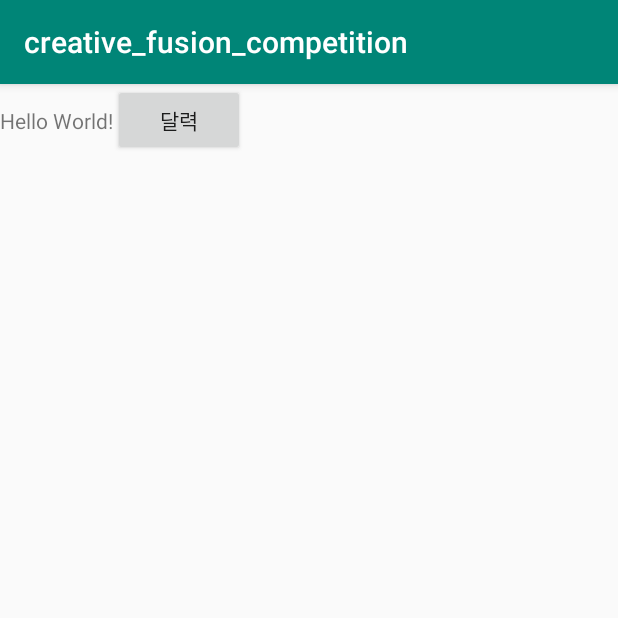
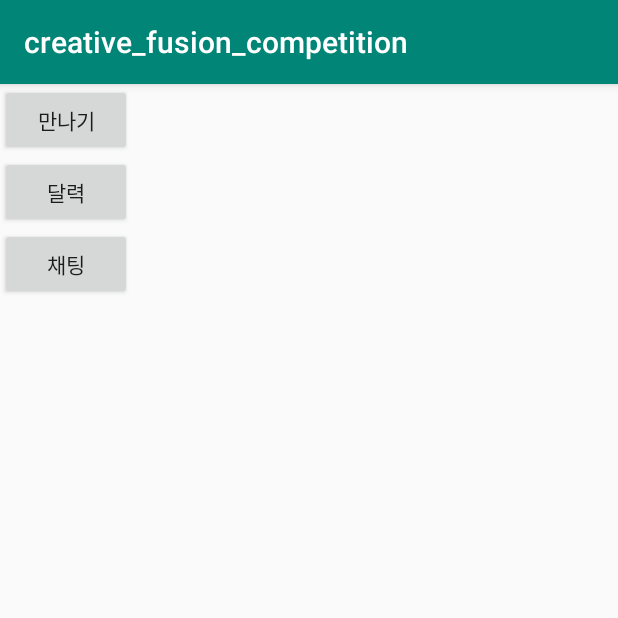
Before and after one commit to SeMin4/creativefusion_competition, an Android app: the screen it shows after launch (MainActivity), on a phone screen of 412 x 824 dp, the top half of it. Run offline under Robolectric (Android 15) with nearby library versions, the light colour scheme and no system bars.

Commit message:
aprroximate_frame

```diff
--- a/app/build.gradle
+++ b/app/build.gradle
@@ -22,7 +22,11 @@ dependencies {
     implementation fileTree(dir: 'libs', include: ['*.jar'])
     implementation 'com.android.support:appcompat-v7:28.0.0'
     implementation 'com.android.support.constraint:constraint-layout:1.1.3'
+    implementation 'com.github.bumptech.glide:glide:3.7.0'
+
+
     testImplementation 'junit:junit:4.12'
     androidTestImplementation 'com.android.support.test:runner:1.0.2'
     androidTestImplementation 'com.android.support.test.espresso:espresso-core:3.0.2'
+
 }
--- a/app/src/main/AndroidManifest.xml
+++ b/app/src/main/AndroidManifest.xml
@@ -16,6 +16,9 @@
                 <category android:name="android.intent.category.LAUNCHER" />
             </intent-filter>
         </activity>
+        <activity android:name=".Calender" />
+        <activity android:name=".ChatLog" />
+        <activity android:name=".Meet"></activity>
     </application>
 
 </manifest>
--- a/app/src/main/java/com/example/semin/creative_fusion_competition/MainActivity.java
+++ b/app/src/main/java/com/example/semin/creative_fusion_competition/MainActivity.java
@@ -1,13 +1,40 @@
 package com.example.semin.creative_fusion_competition;
 
+import android.content.Intent;
 import android.support.v7.app.AppCompatActivity;
 import android.os.Bundle;
+import android.view.View;
+import android.widget.Button;
 
 public class MainActivity extends AppCompatActivity {
-
+    Button Calendarbtn, Meetbtn, Chatbtn;
     @Override
     protected void onCreate(Bundle savedInstanceState) {
         super.onCreate(savedInstanceState);
         setContentView(R.layout.activity_main);
+        Calendarbtn = (Button)findViewById(R.id.calendar_btn);
+        Meetbtn = (Button)findViewById(R.id.meeting_btn);
+        Chatbtn = (Button)findViewById(R.id.chat_log_btn);
+        Calendarbtn.setOnClickListener(new Button.OnClickListener() {
+            @Override
+            public void onClick(View view) {
+                Intent intent = new Intent(MainActivity.this,Calender.class);
+                startActivity(intent);
+            }
+        });
+        Meetbtn.setOnClickListener(new Button.OnClickListener(){
+            @Override
+            public void onClick(View view){
+                Intent intent = new Intent(MainActivity.this, Meet.class);
+                startActivity(intent);
+            }
+        });
+        Chatbtn.setOnClickListener(new Button.OnClickListener(){
+            @Override
+            public void onClick(View view){
+                Intent intent = new Intent(MainActivity.this,ChatLog.class);
+                startActivity(intent);
+            }
+        });
     }
 }
--- a/app/src/main/res/layout/activity_main.xml
+++ b/app/src/main/res/layout/activity_main.xml
@@ -4,21 +4,22 @@
     xmlns:tools="http://schemas.android.com/tools"
     android:layout_width="match_parent"
     android:layout_height="match_parent"
+    android:orientation="vertical"
     tools:context=".MainActivity">
 
-    <TextView
+    <Button
+        android:id="@+id/meeting_btn"
         android:layout_width="wrap_content"
         android:layout_height="wrap_content"
-        android:text="Hello World!"
-        app:layout_constraintBottom_toBottomOf="parent"
-        app:layout_constraintLeft_toLeftOf="parent"
-        app:layout_constraintRight_toRightOf="parent"
-        app:layout_constraintTop_toTopOf="parent" />
-
+        android:text="만나기"/>
     <Button
-        android:id="@+id/calender_btn"
+        android:id="@+id/calendar_btn"
         android:layout_width="wrap_content"
         android:layout_height="wrap_content"
         android:text="달력"/>
-
+    <Button
+        android:id="@+id/chat_log_btn"
+        android:layout_width="wrap_content"
+        android:layout_height="wrap_content"
+        android:text="채팅"/>
 </LinearLayout>
```
Also changed, not shown: app/src/main/java/com/example/semin/creative_fusion_competition/Calender.java (added, +30 -0 lines), app/src/main/java/com/example/semin/creative_fusion_competition/ChatLog.java (added, +13 -0 lines), app/src/main/java/com/example/semin/creative_fusion_competition/Meet.java (added, +20 -0 lines), app/src/main/res/layout/activity_calender.xml (added, +26 -0 lines), app/src/main/res/layout/activity_chat_log.xml (added, +9 -0 lines), app/src/main/res/layout/activity_meet.xml (added, +14 -0 lines), app/src/main/res/drawable/sample.gif (added).
